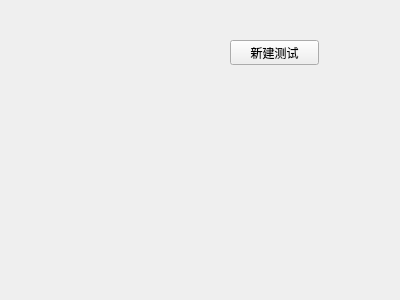
Above: testwidget.ui from vince7839/GmsAutoTool before the change. Below: the same form after it.
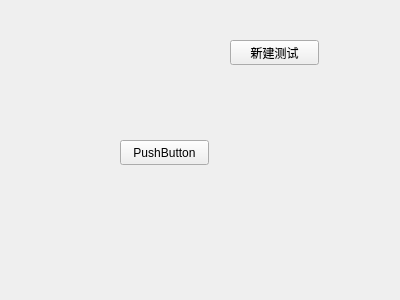
That is the form after the change.

Patch:
```diff
--- a/testwidget.ui
+++ b/testwidget.ui
@@ -26,6 +26,19 @@
     <string>新建测试</string>
    </property>
   </widget>
+  <widget class="QPushButton" name="pushButton">
+   <property name="geometry">
+    <rect>
+     <x>120</x>
+     <y>140</y>
+     <width>89</width>
+     <height>25</height>
+    </rect>
+   </property>
+   <property name="text">
+    <string>PushButton</string>
+   </property>
+  </widget>
  </widget>
  <resources/>
  <connections/>
```
